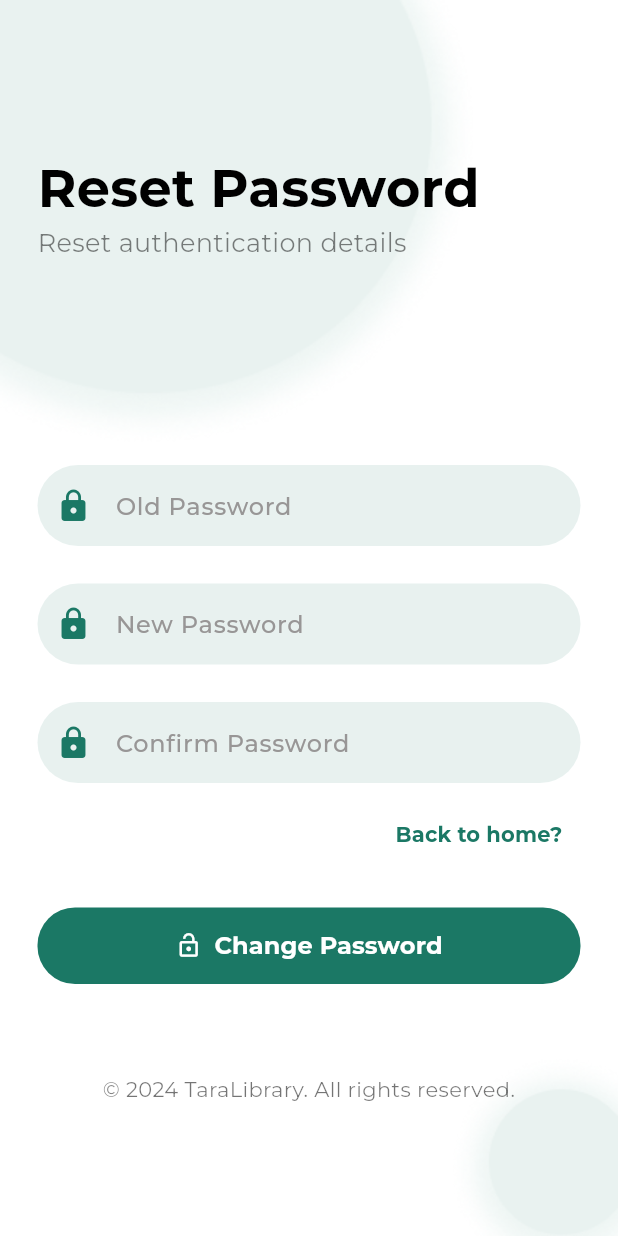
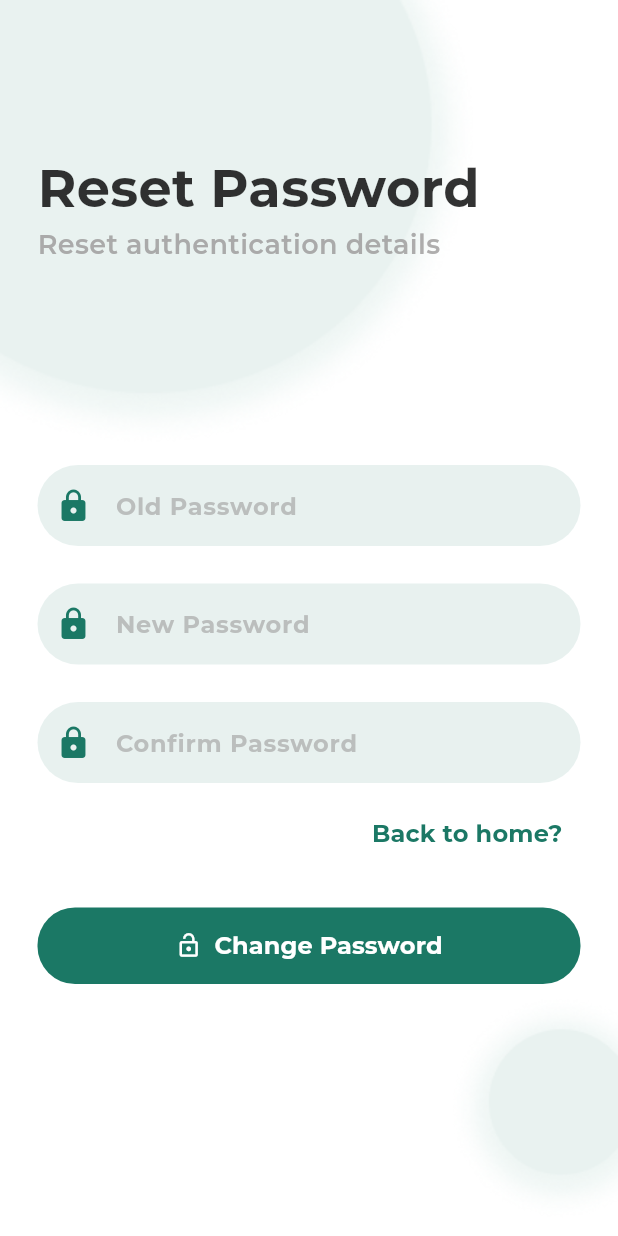
Before and after one commit to kiannaquines/taralibrary, a Flutter app: the ChangePasswordAccount screen opened directly with empty values, on a phone screen of 412 x 824 dp. Run offline on Flutter 3.47's test engine with Material 3 defaults, Android fonts, the phone set to English and light mode, and no system bars; our stand-ins replace cached_network_image, fl_chart, flutter_carousel_widget, flutter_feather_icons, flutter_local_notifications, flutter_rating_bar and 4 more; accounts and stored records are empty.

Commit message:
added more functions

```diff
--- a/lib/screens/change_password_account.dart
+++ b/lib/screens/change_password_account.dart
@@ -44,7 +44,6 @@ class _ChangePasswordAccountState extends State<ChangePasswordAccount>
 
   void changePassword() async {
     final String? accessToken = await _loadAccessToken();
-
 
     AuthService authService = AuthService();
     ChangePasswordInAccount changePasswordInAccount = ChangePasswordInAccount(
@@ -127,7 +126,7 @@ class _ChangePasswordAccountState extends State<ChangePasswordAccount>
                     clipBehavior: Clip.none,
                     alignment: Alignment.topCenter,
                     children: [
-                      const Positioned(
+                      Positioned(
                         top: 100,
                         left: 25,
                         child: Text(
@@ -135,7 +134,7 @@ class _ChangePasswordAccountState extends State<ChangePasswordAccount>
                           style: TextStyle(
                             fontSize: 35,
                             fontWeight: FontWeight.bold,
-                            color: AppColors.black,
+                            color: AppColors.black.withOpacity(0.8),
                           ),
                         ),
                       ),
@@ -147,9 +146,9 @@ class _ChangePasswordAccountState extends State<ChangePasswordAccount>
                           softWrap: true,
                           maxLines: 2,
                           style: TextStyle(
-                            fontSize: 17,
-                            fontWeight: FontWeight.normal,
-                            color: AppColors.black.withOpacity(0.5),
+                            fontSize: 18,
+                            fontWeight: FontWeight.w600,
+                            color: AppColors.dark.withOpacity(0.7),
                           ),
                         ),
                       ),
@@ -173,8 +172,8 @@ class _ChangePasswordAccountState extends State<ChangePasswordAccount>
                         decoration: InputDecoration(
                           labelText: 'Old Password',
                           labelStyle: TextStyle(
-                              fontWeight: FontWeight.w500,
-                              color: AppColors.dark.withOpacity(0.9),
+                              fontWeight: FontWeight.bold,
+                              color: AppColors.dark.withOpacity(0.5),
                               fontSize: 16),
                           prefixIcon: const Icon(
                             Icons.lock,
@@ -205,8 +204,8 @@ class _ChangePasswordAccountState extends State<ChangePasswordAccount>
                         decoration: InputDecoration(
                           labelText: 'New Password',
                           labelStyle: TextStyle(
-                              fontWeight: FontWeight.w500,
-                              color: AppColors.dark.withOpacity(0.9),
+                              fontWeight: FontWeight.bold,
+                              color: AppColors.dark.withOpacity(0.5),
                               fontSize: 16),
                           prefixIcon: const Icon(
                             Icons.lock,
@@ -237,8 +236,8 @@ class _ChangePasswordAccountState extends State<ChangePasswordAccount>
                         decoration: InputDecoration(
                           labelText: 'Confirm Password',
                           labelStyle: TextStyle(
-                              fontWeight: FontWeight.w500,
-                              color: AppColors.dark.withOpacity(0.9),
+                              fontWeight: FontWeight.bold,
+                              color: AppColors.dark.withOpacity(0.5),
                               fontSize: 16),
                           prefixIcon: const Icon(
                             Icons.lock,
@@ -272,6 +271,7 @@ class _ChangePasswordAccountState extends State<ChangePasswordAccount>
                           child: const Text(
                             'Back to home?',
                             style: TextStyle(
+                              fontSize: 16,
                               color: AppColors.primary,
                               fontWeight: FontWeight.bold,
                             ),
@@ -313,17 +313,6 @@ class _ChangePasswordAccountState extends State<ChangePasswordAccount>
                       ),
                       const SizedBox(height: 20),
                       const SizedBox(height: 40),
-                      Center(
-                        child: Text(
-                          '© 2024 TaraLibrary. All rights reserved.',
-                          textAlign: TextAlign.center,
-                          style: TextStyle(
-                            fontSize: copyrightFontSize,
-                            color: Colors.black54,
-                          ),
-                        ),
-                      ),
-                      const SizedBox(height: 20),
                     ],
                   ),
                 ),
--- a/lib/screens/edit_profile.dart
+++ b/lib/screens/edit_profile.dart
@@ -498,10 +498,10 @@ class _EditProfileScreenState extends State<EditProfileScreen> {
                           child: const Text(
                             'Change Password',
                             style: TextStyle(
-                              fontSize: 14,
-                              color: AppColors.primary,
-                              fontWeight: FontWeight.bold,
-                            ),
+                                fontSize: 16,
+                                color: AppColors.primary,
+                                fontWeight: FontWeight.bold,
+                              ),
                           ),
                         ),
                       ],
```
